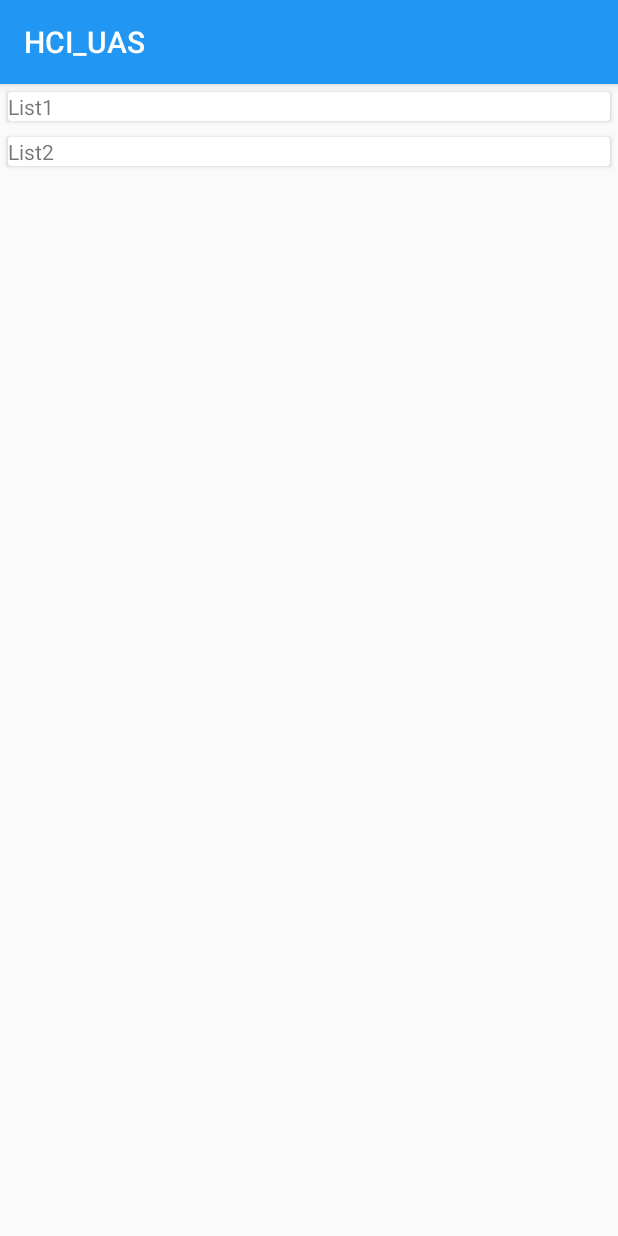
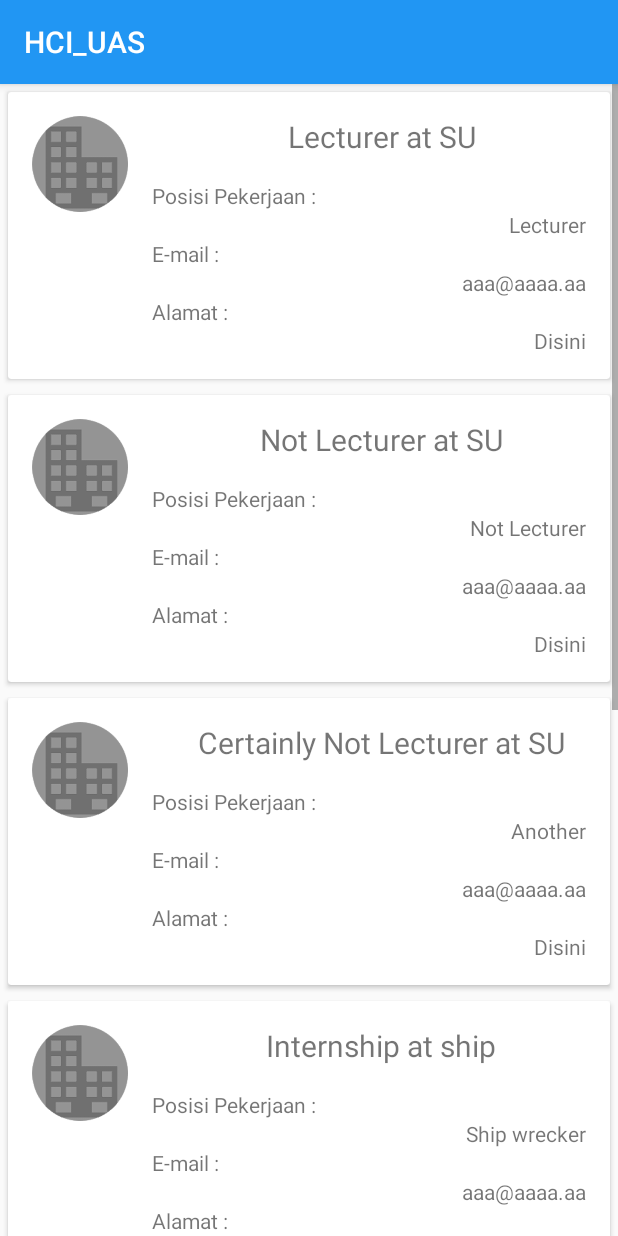
Before and after one commit to RuneXa/HCI-fluffy-octo-fiesta, an Android app: the fragment JobListFragment shown on its own in the app's theme, on a phone screen of 412 x 824 dp. Run offline under Robolectric (Android 15) with nearby library versions, the phone set to English and light mode, and no system bars.

Commit message:
+ Card View

```diff
--- a/app/src/main/java/com/runexa/hci_uas/JobCategoryFragment.java
+++ b/app/src/main/java/com/runexa/hci_uas/JobCategoryFragment.java
@@ -3,9 +3,11 @@ package com.runexa.hci_uas;
 import android.content.Context;
 import android.os.Bundle;
 import android.support.v4.app.Fragment;
+import android.support.v4.app.FragmentManager;
 import android.view.LayoutInflater;
 import android.view.View;
 import android.view.ViewGroup;
+import android.widget.AdapterView;
 import android.widget.GridView;
 
 public class JobCategoryFragment extends Fragment {
@@ -28,6 +30,15 @@ public class JobCategoryFragment extends Fragment {
         GridView gv = (GridView) v.findViewById(R.id.jobCategory_gridview);
         gv.setAdapter(new JobCategoryFragmentAdapter(this.getContext()));
 
+        final ViewGroup frame = container;
+
+        gv.setOnItemClickListener(new AdapterView.OnItemClickListener() {
+            @Override
+            public void onItemClick(AdapterView<?> parent, View view, int position, long id) {
+                getFragmentManager().beginTransaction().replace(frame.getId(),new JobListFragment()).commit();
+            }
+        });
+
         return v;
     }
 
@@ -43,4 +54,5 @@ public class JobCategoryFragment extends Fragment {
         super.onDetach();
     }
 
+
 }
--- a/app/src/main/java/com/runexa/hci_uas/JobCategoryFragmentAdapter.java
+++ b/app/src/main/java/com/runexa/hci_uas/JobCategoryFragmentAdapter.java
@@ -32,7 +32,7 @@ public class JobCategoryFragmentAdapter extends BaseAdapter {
     }
 
     // create a new ImageView for each item referenced by the Adapter
-    public View getView(int position, View convertView, ViewGroup parent) {
+    public View getView(int position, View convertView, final ViewGroup parent) {
         ImageView imageView;
         if (convertView == null) {
             // if it's not recycled, initialize some attributes
@@ -45,6 +45,7 @@ public class JobCategoryFragmentAdapter extends BaseAdapter {
         }
 
         imageView.setImageResource(mThumbIds[position]);
+
         return imageView;
 
     }
--- a/app/src/main/java/com/runexa/hci_uas/JobListFragment.java
+++ b/app/src/main/java/com/runexa/hci_uas/JobListFragment.java
@@ -19,8 +19,15 @@ public class JobListFragment extends Fragment {
     private RecyclerView.Adapter mAdapter;
     private RecyclerView.LayoutManager mLayoutManager;
 
-    private String[] myDataset = {
-        "List1","List2"
+    private mDataset[] myDataset = {
+            new mDataset("Lecturer at SU","Lecturer","aaa@aaaa.aa","Disini"),
+            new mDataset("Not Lecturer at SU","Not Lecturer","aaa@aaaa.aa","Disini"),
+            new mDataset("Certainly Not Lecturer at SU","Another","aaa@aaaa.aa","Disini"),
+            new mDataset("Internship at ship","Ship wrecker","aaa@aaaa.aa","Disanaaaaaaaaaaaaaaaaaaaaaaaaa"),
+            new mDataset("aaa","asb","aaa@aaaa.ab","Di"),
+            new mDataset("bbb","asd","aaa@aaaa.ac","sini"),
+            new mDataset("ccc","ase","aaa@aaaa.ad","isin"),
+
     };
 
     public JobListFragment() {
--- a/app/src/main/java/com/runexa/hci_uas/JobListFragmentAdapter.java
+++ b/app/src/main/java/com/runexa/hci_uas/JobListFragmentAdapter.java
@@ -5,6 +5,7 @@ import android.support.v7.widget.RecyclerView;
 import android.view.LayoutInflater;
 import android.view.View;
 import android.view.ViewGroup;
+import android.widget.ImageView;
 import android.widget.TextView;
 
 /**
@@ -13,10 +14,10 @@ import android.widget.TextView;
 
 public class JobListFragmentAdapter extends RecyclerView.Adapter<JobListFragmentAdapter.ViewHolder> {
 
-   private String[] mDataset;
+   private mDataset[] mDataset;
 
     // Provide a suitable constructor (depends on the kind of dataset)
-    public JobListFragmentAdapter(String[] myDataset) {
+    public JobListFragmentAdapter(mDataset[] myDataset) {
         mDataset = myDataset;
     }
 
@@ -38,7 +39,11 @@ public class JobListFragmentAdapter extends RecyclerView.Adapter<JobListFragment
     public void onBindViewHolder(ViewHolder holder, int position) {
         // - get element from your dataset at this position
         // - replace the contents of the view with that element
-        holder.vName.setText(mDataset[position]);
+
+        holder.vTitle.setText(mDataset[position].title);
+        holder.vPos.setText(mDataset[position].position);
+        holder.vAddress.setText(mDataset[position].address);
+        holder.vEmail.setText(mDataset[position].email);
 
     }
 
@@ -47,13 +52,22 @@ public class JobListFragmentAdapter extends RecyclerView.Adapter<JobListFragment
     // you provide access to all the views for a data item in a view holder
     public static class ViewHolder extends RecyclerView.ViewHolder {
 
-        protected TextView vName;
+        protected TextView vTitle;
+        protected TextView vPos;
+        protected TextView vAddress;
+        protected TextView vEmail;
+        protected ImageView vImage;
+
 
         // each data item is just a string in this case
         public CardView mCardView;
         public ViewHolder(CardView v) {
             super(v);
-            vName = (TextView) v.findViewById(R.id.info_text);
+            vTitle = (TextView) v.findViewById(R.id.info_text_title);
+            vPos = (TextView) v.findViewById(R.id.info_job_PH);
+            vAddress = (TextView) v.findViewById(R.id.info_contact_address_PH);
+            vEmail = (TextView) v.findViewById(R.id.info_contact_email_PH);
+            vImage = (ImageView) v.findViewById(R.id.info_image);
             mCardView = v;
         }
     }
--- /dev/null
+++ b/app/src/main/java/com/runexa/hci_uas/mDataset.java
@@ -0,0 +1,19 @@
+package com.runexa.hci_uas;
+
+/**
+ * Created by richi on 12/8/2016.
+ */
+public class mDataset {
+
+    public String title;
+    public String position;
+    public String address;
+    public String email;
+
+    public mDataset(String t, String p, String e, String a) {
+        title = t;
+        position = p;
+        email = e;
+        address = a;
+    }
+}
--- a/app/src/main/res/layout/card_job_list.xml
+++ b/app/src/main/res/layout/card_job_list.xml
@@ -9,9 +9,85 @@
     android:layout_margin="5dp"
     >
 
-    <TextView
-        android:id="@+id/info_text"
-        android:layout_width="wrap_content"
-        android:layout_height="wrap_content" />
+    <RelativeLayout
+        android:layout_width="match_parent"
+        android:layout_height="wrap_content">
+
+        <ImageView
+            android:layout_width="64dp"
+            android:layout_height="64dp"
+            android:id="@+id/info_image"
+            android:scaleType="fitXY"
+            android:src="@drawable/default_360x360"
+            android:layout_margin="@dimen/activity_vertical_margin"
+            />
+
+        <TextView
+            android:id="@+id/info_text_title"
+            android:layout_toEndOf="@id/info_image"
+            android:layout_width="match_parent"
+            android:layout_height="wrap_content"
+            android:text="Judul"
+            android:gravity="center"
+            android:textSize="20sp"
+            android:layout_margin="@dimen/activity_horizontal_margin"/>
+
+        <LinearLayout
+            android:layout_width="match_parent"
+            android:layout_height="wrap_content"
+            android:id="@+id/info_text"
+            android:orientation="vertical"
+            android:layout_toEndOf="@id/info_image"
+            android:layout_below="@id/info_text_title"
+            android:layout_marginBottom="@dimen/activity_horizontal_margin">
+
+            <TextView
+                android:id="@+id/info_job"
+                android:layout_width="wrap_content"
+                android:layout_height="wrap_content"
+                android:text="Posisi Pekerjaan :"/>
+
+            <TextView
+                android:id="@+id/info_job_PH"
+                android:layout_width="wrap_content"
+                android:layout_height="wrap_content"
+                android:layout_gravity="end"
+                android:layout_marginEnd="@dimen/activity_horizontal_margin"
+                android:layout_marginStart="@dimen/activity_horizontal_margin"
+                android:text="Posisi Pekerjaan"/>
+
+            <TextView
+                android:id="@+id/info_contact_email"
+                android:layout_width="wrap_content"
+                android:layout_height="wrap_content"
+                android:text="E-mail :"/>
+
+            <TextView
+                android:id="@+id/info_contact_email_PH"
+                android:layout_width="wrap_content"
+                android:layout_height="wrap_content"
+                android:layout_gravity="end"
+                android:layout_marginEnd="@dimen/activity_horizontal_margin"
+                android:layout_marginStart="@dimen/activity_horizontal_margin"
+                android:text="Email"/>
+
+            <TextView
+                android:id="@+id/info_contact_address"
+                android:layout_width="wrap_content"
+                android:layout_height="wrap_content"
+                android:text="Alamat :"/>
+
+            <TextView
+                android:id="@+id/info_contact_address_PH"
+                android:layout_width="wrap_content"
+                android:layout_height="wrap_content"
+                android:layout_gravity="end"
+                android:layout_marginEnd="@dimen/activity_horizontal_margin"
+                android:layout_marginStart="@dimen/activity_horizontal_margin"
+                android:text="Alamaaaaaaaaaaaaaaaaaaaaaaaaaaaaaaaaaaaaaaaaaaaaaaat"/>
+
+        </LinearLayout>
+
+    </RelativeLayout>
 
 </android.support.v7.widget.CardView>
```
